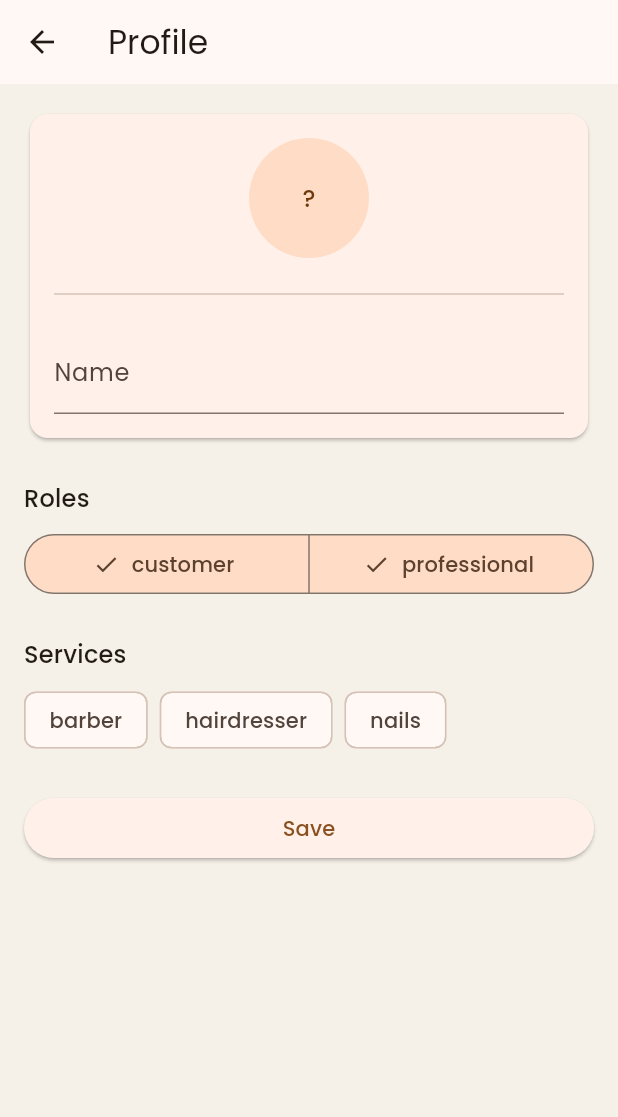
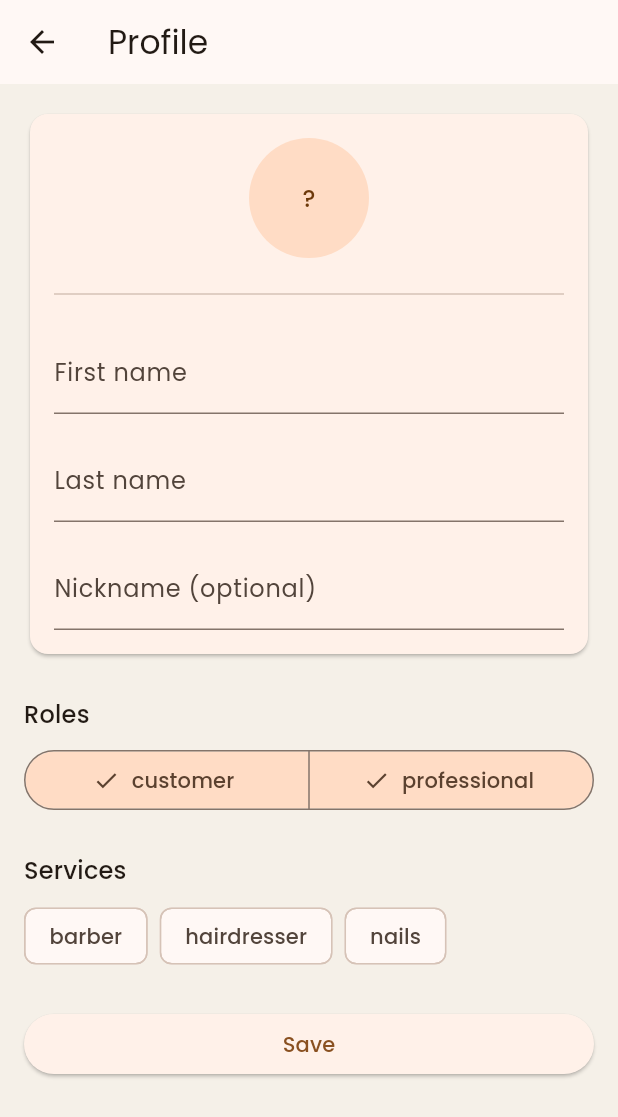
Before and after one commit to tepokato/vogue_vault, a Flutter app: the ProfilePage screen opened directly, on a phone screen of 412 x 824 dp. Shown: the top 1117 px of the screen. Run offline on Flutter 3.47's test engine with Material 3 defaults, Android fonts, the phone set to English and light mode, and no system bars; our stand-ins replace hive_flutter, image_picker; missing offline and left inert: file_selector; accounts and stored records are empty.

Commit message:
Split name fields in profile

```diff
--- a/lib/l10n/app_en.arb
+++ b/lib/l10n/app_en.arb
@@ -11,6 +11,11 @@
   "imageSelectionUnsupported": "Image selection not supported on this platform",
   "nameLabel": "Name",
   "nameRequired": "Please enter a name",
+  "firstNameLabel": "First name",
+  "firstNameRequired": "Please enter a first name",
+  "lastNameLabel": "Last name",
+  "lastNameRequired": "Please enter a last name",
+  "nicknameLabel": "Nickname (optional)",
   "rolesTitle": "Roles",
   "servicesTitle": "Services",
   "saveButton": "Save",
--- a/lib/l10n/app_es.arb
+++ b/lib/l10n/app_es.arb
@@ -11,6 +11,11 @@
   "imageSelectionUnsupported": "La selección de imágenes no es compatible con esta plataforma",
   "nameLabel": "Nombre",
   "nameRequired": "Por favor ingresa un nombre",
+  "firstNameLabel": "Nombre",
+  "firstNameRequired": "Por favor ingresa un nombre",
+  "lastNameLabel": "Apellido",
+  "lastNameRequired": "Por favor ingresa un apellido",
+  "nicknameLabel": "Apodo (opcional)",
   "rolesTitle": "Roles",
   "servicesTitle": "Servicios",
   "saveButton": "Guardar",
--- a/lib/l10n/app_localizations.dart
+++ b/lib/l10n/app_localizations.dart
@@ -160,6 +160,36 @@ abstract class AppLocalizations {
   /// In en, this message translates to:
   /// **'Please enter a name'**
   String get nameRequired;
+
+  /// No description provided for @firstNameLabel.
+  ///
+  /// In en, this message translates to:
+  /// **'First name'**
+  String get firstNameLabel;
+
+  /// No description provided for @firstNameRequired.
+  ///
+  /// In en, this message translates to:
+  /// **'Please enter a first name'**
+  String get firstNameRequired;
+
+  /// No description provided for @lastNameLabel.
+  ///
+  /// In en, this message translates to:
+  /// **'Last name'**
+  String get lastNameLabel;
+
+  /// No description provided for @lastNameRequired.
+  ///
+  /// In en, this message translates to:
+  /// **'Please enter a last name'**
+  String get lastNameRequired;
+
+  /// No description provided for @nicknameLabel.
+  ///
+  /// In en, this message translates to:
+  /// **'Nickname (optional)'**
+  String get nicknameLabel;
 
   /// No description provided for @rolesTitle.
   ///
--- a/lib/l10n/app_localizations_en.dart
+++ b/lib/l10n/app_localizations_en.dart
@@ -40,6 +40,21 @@ class AppLocalizationsEn extends AppLocalizations {
 
   @override
   String get nameRequired => 'Please enter a name';
+
+  @override
+  String get firstNameLabel => 'First name';
+
+  @override
+  String get firstNameRequired => 'Please enter a first name';
+
+  @override
+  String get lastNameLabel => 'Last name';
+
+  @override
+  String get lastNameRequired => 'Please enter a last name';
+
+  @override
+  String get nicknameLabel => 'Nickname (optional)';
 
   @override
   String get rolesTitle => 'Roles';
--- a/lib/screens/profile_page.dart
+++ b/lib/screens/profile_page.dart
@@ -21,7 +21,9 @@ class ProfilePage extends StatefulWidget {
 
 class _ProfilePageState extends State<ProfilePage> {
   final _formKey = GlobalKey<FormState>();
-  final _nameController = TextEditingController();
+  final _firstNameController = TextEditingController();
+  final _lastNameController = TextEditingController();
+  TextEditingController? _nicknameController;
 
   Uint8List? _photoBytes;
   late String _userId;
@@ -36,7 +38,9 @@ class _ProfilePageState extends State<ProfilePage> {
     final roleProvider = context.read<RoleProvider>();
     _userId = auth.currentUser ?? DateTime.now().millisecondsSinceEpoch.toString();
     final user = service.getUser(_userId);
-    _nameController.text = user?.fullName ?? '';
+    _firstNameController.text = user?.firstName ?? '';
+    _lastNameController.text = user?.lastName ?? '';
+    _nicknameController = TextEditingController(text: user?.nickname ?? '');
     _photoBytes = user?.photoBytes;
     _roles = {...(user?.roles ?? roleProvider.roles)};
     _services = {...(user?.services ?? <ServiceType>{})};
@@ -44,7 +48,9 @@ class _ProfilePageState extends State<ProfilePage> {
 
   @override
   void dispose() {
-    _nameController.dispose();
+    _firstNameController.dispose();
+    _lastNameController.dispose();
+    _nicknameController?.dispose();
     super.dispose();
   }
 
@@ -66,13 +72,14 @@ class _ProfilePageState extends State<ProfilePage> {
   Future<void> _save() async {
     if (!_formKey.currentState!.validate()) return;
     final service = context.read<AppointmentService>();
-    final parts = _nameController.text.trim().split(RegExp(r'\s+'));
-    final first = parts.isNotEmpty ? parts.first : '';
-    final last = parts.length > 1 ? parts.sublist(1).join(' ') : '';
+    final first = _firstNameController.text.trim();
+    final last = _lastNameController.text.trim();
+    final nicknameText = _nicknameController?.text.trim() ?? '';
     final user = UserProfile(
       id: _userId,
       firstName: first,
       lastName: last,
+      nickname: nicknameText.isEmpty ? null : nicknameText,
       photoBytes: _photoBytes,
       roles: _roles,
       services: _services,
@@ -84,10 +91,12 @@ class _ProfilePageState extends State<ProfilePage> {
   }
 
   String get _initials {
-    final name = _nameController.text.trim();
-    if (name.isEmpty) return '?';
-    final parts = name.split(RegExp(r'\s+'));
-    return parts.map((p) => p[0]).take(2).join().toUpperCase();
+    final first = _firstNameController.text.trim();
+    final last = _lastNameController.text.trim();
+    if (first.isEmpty && last.isEmpty) return '?';
+    final firstInitial = first.isNotEmpty ? first[0] : '';
+    final lastInitial = last.isNotEmpty ? last[0] : '';
+    return (firstInitial + lastInitial).toUpperCase();
   }
 
   @override
@@ -128,13 +137,36 @@ class _ProfilePageState extends State<ProfilePage> {
                       const Divider(),
                       const SizedBox(height: 16),
                       TextFormField(
-                        controller: _nameController,
+                        controller: _firstNameController,
                         decoration: InputDecoration(
-                            labelText: AppLocalizations.of(context)!.nameLabel),
+                          labelText:
+                              AppLocalizations.of(context)!.firstNameLabel,
+                        ),
                         onChanged: (_) => setState(() {}),
                         validator: (value) => value == null || value.trim().isEmpty
-                            ? AppLocalizations.of(context)!.nameRequired
+                            ? AppLocalizations.of(context)!.firstNameRequired
                             : null,
+                      ),
+                      const SizedBox(height: 16),
+                      TextFormField(
+                        controller: _lastNameController,
+                        decoration: InputDecoration(
+                          labelText:
+                              AppLocalizations.of(context)!.lastNameLabel,
+                        ),
+                        onChanged: (_) => setState(() {}),
+                        validator: (value) => value == null || value.trim().isEmpty
+                            ? AppLocalizations.of(context)!.lastNameRequired
+                            : null,
+                      ),
+                      const SizedBox(height: 16),
+                      TextFormField(
+                        controller: _nicknameController,
+                        decoration: InputDecoration(
+                          labelText:
+                              AppLocalizations.of(context)!.nicknameLabel,
+                        ),
+                        onChanged: (_) => setState(() {}),
                       ),
                     ],
                   ),
```
Also changed, not shown: lib/l10n/app_localizations_es.dart (+15 -0 lines).
